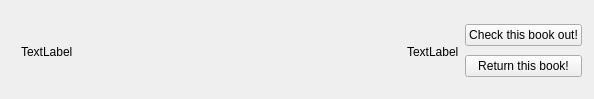
sbadame/checkout, file bookwidget.ui: the form before one commit.
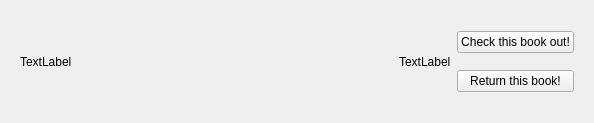
The form after the commit.

```diff
--- a/bookwidget.ui
+++ b/bookwidget.ui
@@ -7,7 +7,7 @@
     <x>0</x>
     <y>0</y>
     <width>594</width>
-    <height>99</height>
+    <height>123</height>
    </rect>
   </property>
   <property name="maximumSize">
@@ -28,15 +28,8 @@
      <property name="layoutDirection">
       <enum>Qt::LeftToRight</enum>
      </property>
-     <widget class="QWidget" name="horizontalLayoutWidget">
-      <property name="geometry">
-       <rect>
-        <x>10</x>
-        <y>10</y>
-        <width>561</width>
-        <height>61</height>
-       </rect>
-      </property>
+     <layout class="QHBoxLayout" name="horizontalLayout_2">
+      <item>
       <layout class="QHBoxLayout" name="horizontalLayout" stretch="1,0,0">
        <item>
         <widget class="QLabel" name="title">
@@ -71,7 +64,8 @@
         </layout>
        </item>
       </layout>
-     </widget>
+      </item>
+     </layout>
     </widget>
    </item>
   </layout>
```
Lines whose indentation alone changed are shown as unchanged.
